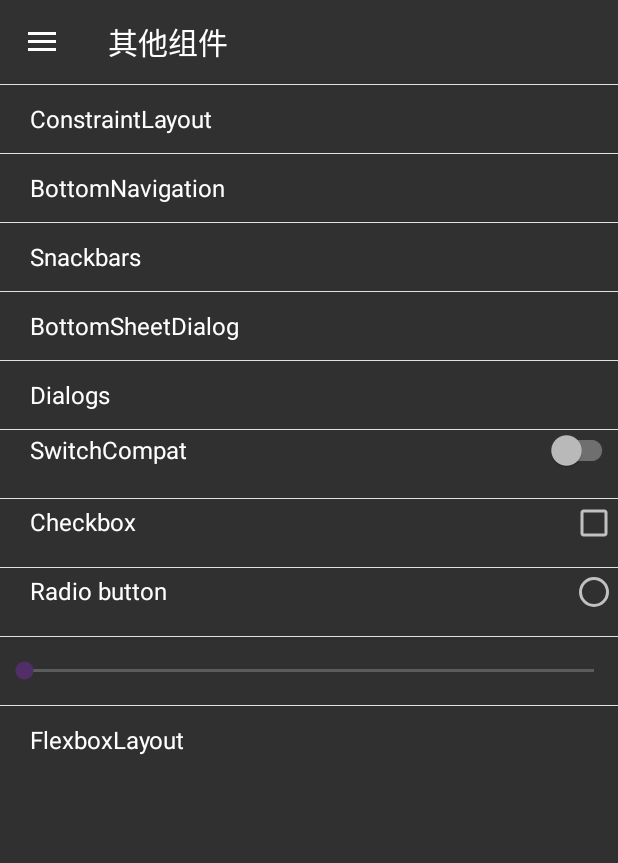
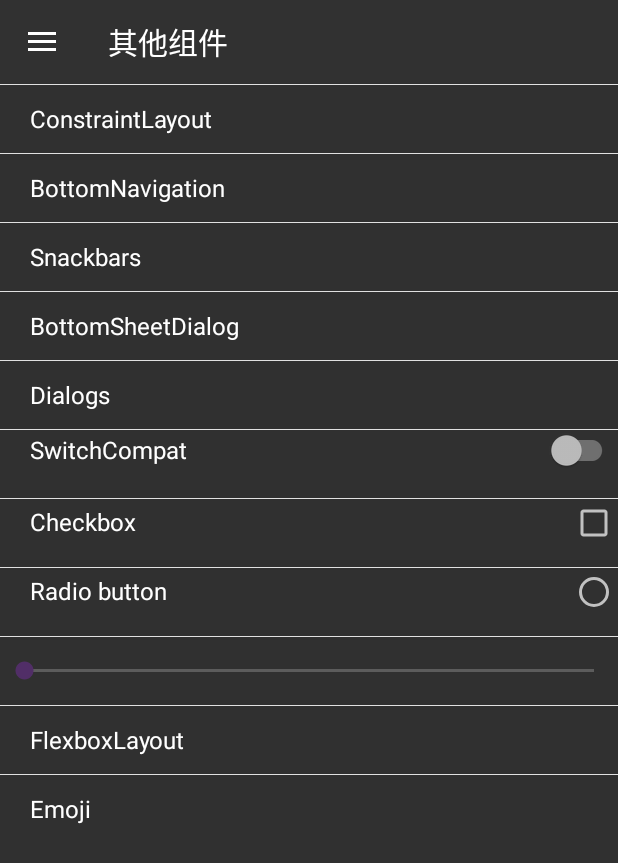
Before and after one commit to KobeBryant824/MaterialDesignSample, an Android app: the fragment OtherWidgetFragment placed in its activity, in the side drawer, after a tap on "Widget", on a phone screen of 412 x 824 dp. Shown: the top 863 px of the screen. Run offline under Robolectric (Android 15) with nearby library versions, the phone set to English and light mode, and no system bars; libraries missing offline, so code that uses them is left out: com.chad.library, com.socks.library; pictures from the network do not load; 12 statements that could not run were skipped.

Commit message:
add support-emoji  lib

```diff
--- a/app/src/main/AndroidManifest.xml
+++ b/app/src/main/AndroidManifest.xml
@@ -45,6 +45,7 @@
         <activity android:name=".activity.BottomNavigationActivity"/>
         <activity android:name=".activity.FlexboxLayoutActivity"/>
         <activity android:name=".activity.ConstraintLayoutActivity"/>
+        <activity android:name=".activity.EmojiActivity"/>
 
 
         <service android:name="com.cxh.materialdesignsample.service.SendMsgService"/>
--- a/app/src/main/java/com/cxh/materialdesignsample/Constants.java
+++ b/app/src/main/java/com/cxh/materialdesignsample/Constant.java
@@ -1,8 +1,11 @@
 package com.cxh.materialdesignsample;
 
 
-public class Constants {
+public class Constant {
     public static final String ISNIGHT = "isNight";
     public static final String TRANSITION_TITLE= "transitionTitle";
     public static final String TRANSITION_PIC = "transitionPic";
+
+
+
 }
--- /dev/null
+++ b/app/src/main/java/com/cxh/materialdesignsample/activity/EmojiActivity.java
@@ -0,0 +1,78 @@
+package com.cxh.materialdesignsample.activity;
+
+import android.content.Context;
+import android.os.Bundle;
+import android.support.annotation.Nullable;
+import android.support.text.emoji.EmojiCompat;
+import android.widget.TextView;
+
+import com.cxh.materialdesignsample.R;
+
+import java.lang.ref.WeakReference;
+
+/**
+ * @author a-Hai (haigod7[at]gmail[dot]com)
+ *         2017/10/17
+ */
+public class EmojiActivity extends BaseActivity {
+
+    //Emoji 官网https://apps.timwhitlock.info/emoji/tables/unicode
+
+    // [U+1F469] (WOMAN) + [U+200D] (ZERO WIDTH JOINER) + [U+1F4BB] (PERSONAL COMPUTER)
+    // 中间那个是表情连接符，存在就会制作出另一个表情
+    private static final String WOMAN_TECHNOLOGIST = "\uD83D\uDC69\u200D\uD83D\uDCBB";
+
+    // [U+1F469] (WOMAN) + [U+200D] (ZERO WIDTH JOINER) + [U+1F3A4] (MICROPHONE)
+    private static final String WOMAN_SINGER = "\uD83D\uDC69\u200D\uD83C\uDFA4";
+
+    static final String EMOJI = WOMAN_TECHNOLOGIST + " " + WOMAN_SINGER ;
+
+    @Override
+    protected void onCreate(@Nullable Bundle savedInstanceState) {
+        setTitle("Emoji");
+        setContentView(R.layout.activity_emoji);
+        super.onCreate(savedInstanceState);
+
+
+        // TextView variant provided by EmojiCompat library
+        final TextView emojiTextView = findViewById(R.id.emoji_text_view);
+        emojiTextView.setText(getString(R.string.emoji_text_view, EMOJI));
+
+        // EditText variant provided by EmojiCompat library
+        final TextView emojiEditText = findViewById(R.id.emoji_edit_text);
+        emojiEditText.setText(getString(R.string.emoji_edit_text, EMOJI));
+
+        // Button variant provided by EmojiCompat library
+        final TextView emojiButton = findViewById(R.id.emoji_button);
+        emojiButton.setText(getString(R.string.emoji_button, EMOJI));
+
+        // Regular TextView without EmojiCompat support; you have to manually process the text
+        final TextView regularTextView = findViewById(R.id.regular_text_view);
+        EmojiCompat.get().registerInitCallback(new InitCallback(regularTextView));
+
+        // Custom TextView
+        final TextView customTextView = findViewById(R.id.emoji_custom_text_view);
+        customTextView.setText(getString(R.string.custom_text_view, EMOJI));
+    }
+
+    private static class InitCallback extends EmojiCompat.InitCallback {
+
+        private final WeakReference<TextView> mRegularTextViewRef;
+
+        InitCallback(TextView regularTextView) {
+            mRegularTextViewRef = new WeakReference<>(regularTextView);
+        }
+
+        @Override
+        public void onInitialized() {
+            final TextView regularTextView = mRegularTextViewRef.get();
+            if (regularTextView != null) {
+                final EmojiCompat compat = EmojiCompat.get();
+                final Context context = regularTextView.getContext();
+                regularTextView.setText(
+                        compat.process(context.getString(R.string.regular_text_view, EMOJI)));
+            }
+        }
+
+    }
+}
--- a/app/src/main/java/com/cxh/materialdesignsample/activity/MainActivity.java
+++ b/app/src/main/java/com/cxh/materialdesignsample/activity/MainActivity.java
@@ -24,7 +24,7 @@ import android.view.MenuItem;
 import android.view.View;
 import android.view.animation.AccelerateDecelerateInterpolator;
 
-import com.cxh.materialdesignsample.Constants;
+import com.cxh.materialdesignsample.Constant;
 import com.cxh.materialdesignsample.R;
 import com.cxh.materialdesignsample.fragment.BehaviorFragment;
 import com.cxh.materialdesignsample.fragment.MainFragment;
@@ -177,8 +177,8 @@ public class MainActivity extends BaseActivity implements NavigationView.OnNavig
             SharedPreferences sharedPreferences = getSharedPreferences("data", MODE_PRIVATE);
             SharedPreferences.Editor edit = sharedPreferences.edit();
 
-            boolean isNight = !sharedPreferences.getBoolean(Constants.ISNIGHT, false);
-            edit.putBoolean(Constants.ISNIGHT, isNight).commit();
+            boolean isNight = !sharedPreferences.getBoolean(Constant.ISNIGHT, false);
+            edit.putBoolean(Constant.ISNIGHT, isNight).commit();
 
             if (isNight)
                 AppCompatDelegate.setDefaultNightMode(AppCompatDelegate.MODE_NIGHT_YES);
--- a/app/src/main/java/com/cxh/materialdesignsample/fragment/OtherWidgetFragment.java
+++ b/app/src/main/java/com/cxh/materialdesignsample/fragment/OtherWidgetFragment.java
@@ -23,6 +23,7 @@ import com.cxh.materialdesignsample.R;
 import com.cxh.materialdesignsample.activity.BottomNavigationActivity;
 import com.cxh.materialdesignsample.activity.BottomSheetDialogView;
 import com.cxh.materialdesignsample.activity.ConstraintLayoutActivity;
+import com.cxh.materialdesignsample.activity.EmojiActivity;
 import com.cxh.materialdesignsample.activity.FlexboxLayoutActivity;
 import com.cxh.materialdesignsample.activity.MainActivity;
 
@@ -53,6 +54,13 @@ public class OtherWidgetFragment extends Fragment {
         checkBox = view.findViewById(R.id.checkbox);
         radiobutton = view.findViewById(R.id.radiobutton);
         seekBar = view.findViewById(R.id.seekBar);
+
+        view.findViewById(R.id.emoji).setOnClickListener(new View.OnClickListener() {
+            @Override
+            public void onClick(View v) {
+                startActivity(new Intent(getContext(), EmojiActivity.class));
+            }
+        });
 
         view.findViewById(R.id.bottomNavigation).setOnClickListener(new View.OnClickListener() {
             @Override
--- /dev/null
+++ b/app/src/main/java/com/cxh/materialdesignsample/widget/CustomTextView.java
@@ -0,0 +1,74 @@
+/*
+ * Copyright (C) 2017 The Android Open Source Project
+ *
+ * Licensed under the Apache License, Version 2.0 (the "License");
+ * you may not use this file except in compliance with the License.
+ * You may obtain a copy of the License at
+ *
+ *      http://www.apache.org/licenses/LICENSE-2.0
+ *
+ * Unless required by applicable law or agreed to in writing, software
+ * distributed under the License is distributed on an "AS IS" BASIS,
+ * WITHOUT WARRANTIES OR CONDITIONS OF ANY KIND, either express or implied.
+ * See the License for the specific language governing permissions and
+ * limitations under the License.
+ */
+
+package com.cxh.materialdesignsample.widget;
+
+import android.content.Context;
+import android.support.annotation.Nullable;
+import android.support.text.emoji.widget.EmojiTextViewHelper;
+import android.support.v7.widget.AppCompatTextView;
+import android.text.InputFilter;
+import android.util.AttributeSet;
+
+
+/**
+ * A sample implementation of custom TextView.
+ *
+ * <p>You can use {@link EmojiTextViewHelper} to make your custom TextView compatible with
+ * EmojiCompat.</p>
+ */
+public class CustomTextView extends AppCompatTextView {
+
+    private EmojiTextViewHelper mEmojiTextViewHelper;
+
+    public CustomTextView(Context context) {
+        this(context, null);
+    }
+
+    public CustomTextView(Context context, @Nullable AttributeSet attrs) {
+        this(context, attrs, 0);
+    }
+
+    public CustomTextView(Context context, @Nullable AttributeSet attrs, int defStyleAttr) {
+        super(context, attrs, defStyleAttr);
+        getEmojiTextViewHelper().updateTransformationMethod();
+    }
+
+    @Override
+    public void setFilters(InputFilter[] filters) {
+        super.setFilters(getEmojiTextViewHelper().getFilters(filters));
+    }
+
+    @Override
+    public void setAllCaps(boolean allCaps) {
+        super.setAllCaps(allCaps);
+        getEmojiTextViewHelper().setAllCaps(allCaps);
+    }
+
+    /**
+     * Returns the {@link EmojiTextViewHelper} for this TextView.
+     *
+     * <p>This method can be called from super constructors through {@link
+     * #setFilters(InputFilter[])} or {@link #setAllCaps(boolean)}.</p>
+     */
+    private EmojiTextViewHelper getEmojiTextViewHelper() {
+        if (mEmojiTextViewHelper == null) {
+            mEmojiTextViewHelper = new EmojiTextViewHelper(this);
+        }
+        return mEmojiTextViewHelper;
+    }
+
+}
--- a/app/src/main/res/layout/fragment_other_widget.xml
+++ b/app/src/main/res/layout/fragment_other_widget.xml
@@ -131,4 +131,11 @@
         android:gravity="center_vertical"
         android:text="FlexboxLayout"/>
 
+    <TextView
+        android:id="@+id/emoji"
+        style="@style/CommonText"
+        android:layout_height="45dp"
+        android:background="?android:attr/selectableItemBackground"
+        android:gravity="center_vertical"
+        android:text="Emoji"/>
 </LinearLayout>
--- a/app/src/main/res/values/dimens.xml
+++ b/app/src/main/res/values/dimens.xml
@@ -6,5 +6,8 @@
     <dimen name="nav_header_height">220dp</dimen>
     <dimen name="fab_margin">16dp</dimen>
     <dimen name="subheading">16sp</dimen>
+    <dimen name="spacing_normal">16dp</dimen>
+    <dimen name="spacing_small">8dp</dimen>
+    <dimen name="text_size">20sp</dimen>
 
 </resources>
--- a/app/src/main/res/values/strings.xml
+++ b/app/src/main/res/values/strings.xml
@@ -123,4 +123,13 @@
     <string name="title_home">Home</string>
     <string name="title_dashboard">Dashboard</string>
     <string name="title_notifications">Notifications</string>
+
+
+    <string name="emoji_text_view">Emoji TextView %s</string>
+    <string name="emoji_edit_text">Emoji EditText %s</string>
+    <string name="emoji_button">Emoji Button %s</string>
+    <string name="regular_text_view">Regular TextView %s</string>
+    <string name="custom_text_view">Custom TextView %s</string>
+
+
 </resources>
```
Also changed, not shown: app/build.gradle (+16 -7 lines), app/src/main/java/com/cxh/materialdesignsample/App.java (+8 -1 lines), app/src/main/java/com/cxh/materialdesignsample/activity/DetailActivity.java (+6 -7 lines), app/src/main/res/layout/activity_emoji.xml (added, +68 -0 lines), 1 other file. Lines whose indentation alone changed are shown as unchanged.
